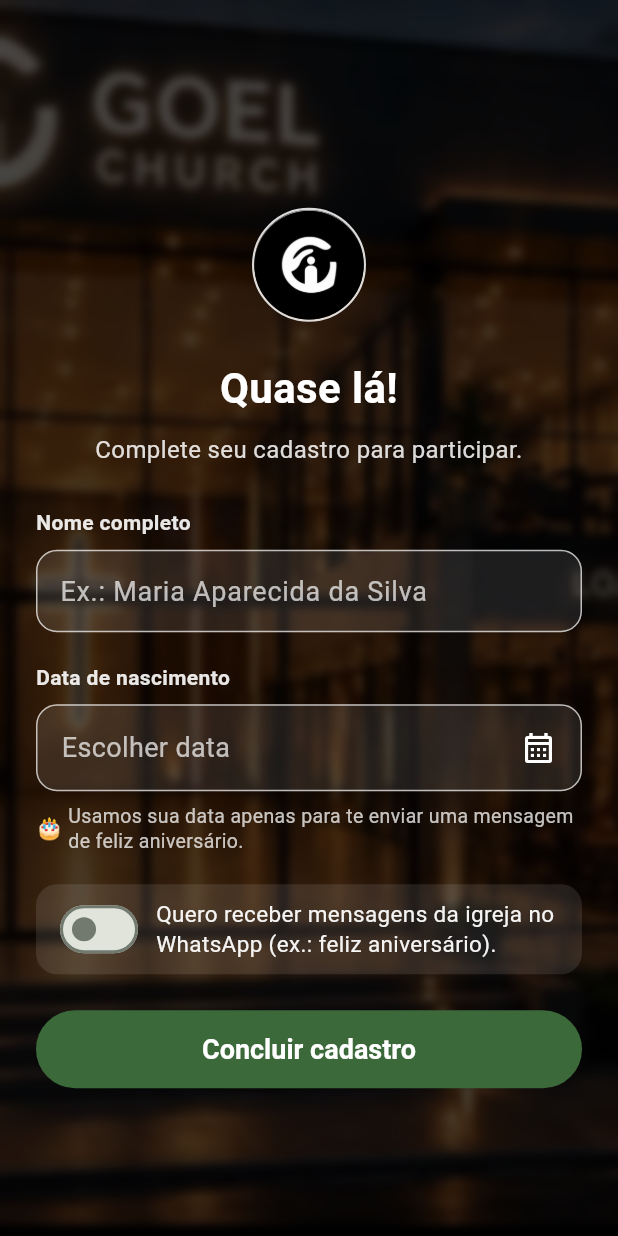
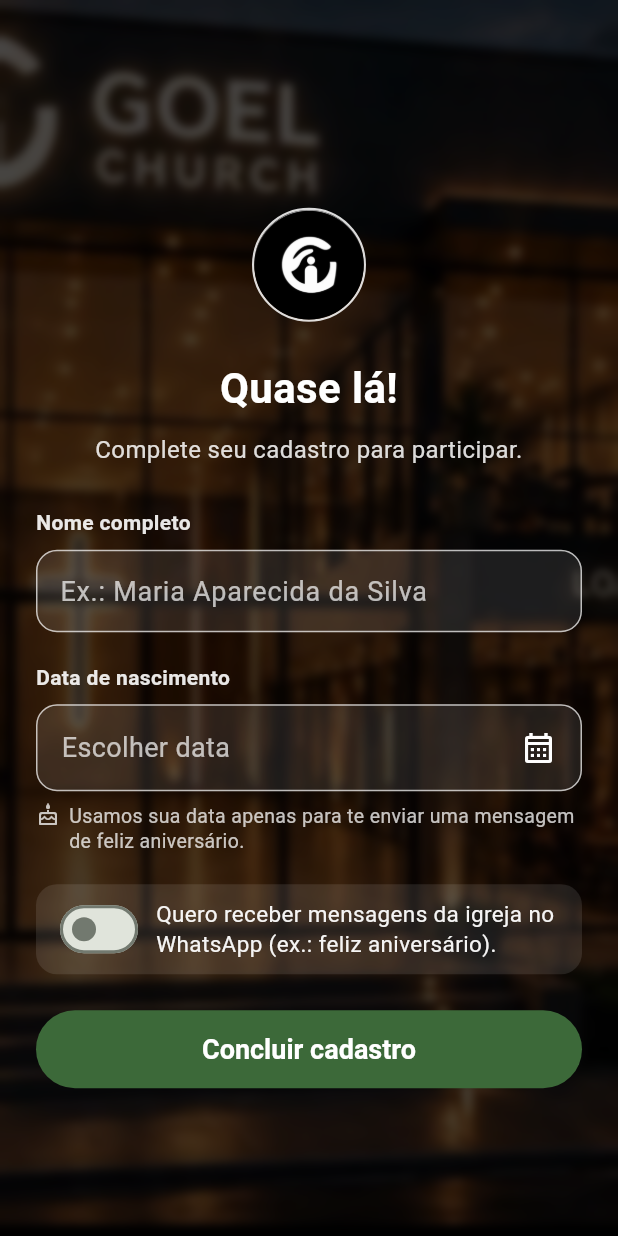
Before and after one commit to wendelcamargos-arch/GOEL-CHURCH, a Flutter app: the screen it shows after launch, after a tap on "Cadastro", on a phone screen of 412 x 824 dp. Run offline on Flutter 3.47's test engine with Material 3 defaults, Android fonts, the phone set to English and light mode, and no system bars; our stand-ins replace supabase_flutter; accounts and stored records are empty.

Commit message:
fix(cadastro): ícone de bolo confiável no aviso da data (evita tofu de emoji)

```diff
--- a/lib/features/member/presentation/cadastro_screen.dart
+++ b/lib/features/member/presentation/cadastro_screen.dart
@@ -161,8 +161,11 @@ class _CadastroScreenState extends State<CadastroScreen>
           ),
           const SizedBox(height: 8),
           Row(
+            crossAxisAlignment: CrossAxisAlignment.start,
             children: [
-              const Text('🎂 ', style: TextStyle(fontSize: 14)),
+              Icon(Icons.cake_outlined,
+                  size: 16, color: Colors.white.withValues(alpha: 0.75)),
+              const SizedBox(width: 6),
               Expanded(
                 child: Text(
                   'Usamos sua data apenas para te enviar uma mensagem de '
```
